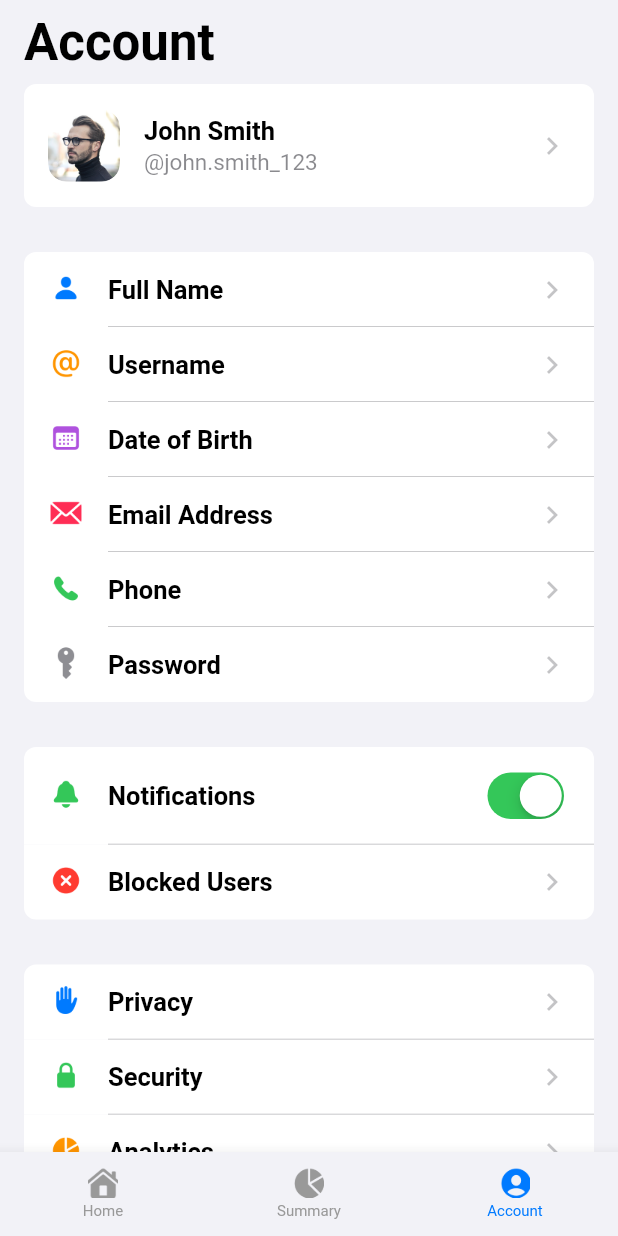
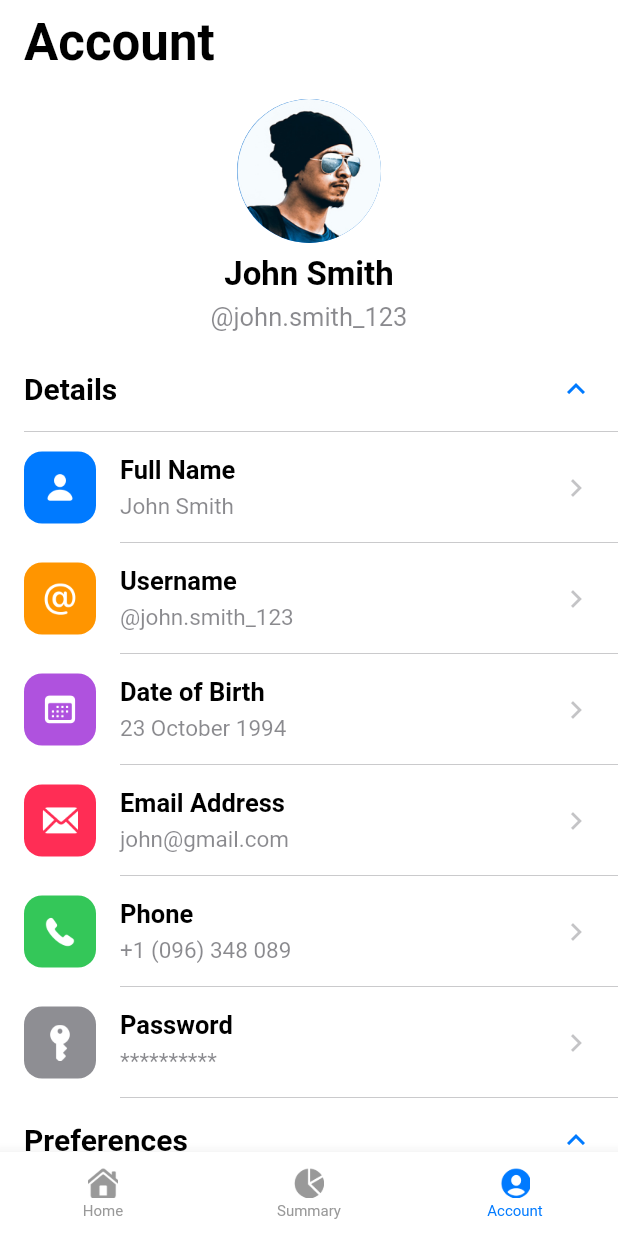
Before and after one commit to Manuelkpatsu/account_app, a Flutter app: the screen it shows after launch, item 3 of the bottom bar chosen, on a phone screen of 412 x 824 dp. Run offline on Flutter 3.47's test engine with Material 2 defaults, Android fonts, the phone set to English and light mode, and no system bars; Roboto replaces fonts that are missing (SFPro).

Commit message:
Add fourth account screen

```diff
--- /dev/null
+++ b/lib/screen/account_four/account_four_screen.dart
@@ -0,0 +1,190 @@
+import 'package:account_app/screen/widget/account_app_bar.dart';
+import 'package:account_app/screen/widget/account_full_name.dart';
+import 'package:account_app/screen/widget/account_username.dart';
+import 'package:account_app/screen/widget/chevron_right_icon.dart';
+import 'package:account_app/screen/widget/menu_divider.dart';
+import 'package:account_app/screen/widget/menu_tile.dart';
+import 'package:account_app/screen/widget/menu_title.dart';
+import 'package:account_app/screen/widget/account_picture.dart';
+import 'package:account_app/theme/custom_color.dart';
+import 'package:flutter/cupertino.dart';
+import 'package:flutter/material.dart';
+
+class AccountFourScreen extends StatelessWidget {
+  const AccountFourScreen({super.key});
+
+  @override
+  Widget build(BuildContext context) {
+    return Scaffold(
+      appBar: AccountAppBar(),
+      body: SingleChildScrollView(
+        child: Column(
+          crossAxisAlignment: CrossAxisAlignment.start,
+          children: [
+            const SizedBox(height: 10),
+            const AccountPicture(picture: 'assets/profiles/four.png'),
+            const SizedBox(height: 8),
+            const AccountFullName(fullName: 'John Smith'),
+            const SizedBox(height: 5),
+            const AccountUsername(username: '@john.smith_123'),
+            const SizedBox(height: 10),
+            ExpansionTile(
+              initiallyExpanded: true,
+              iconColor: CustomColor.blueAccent,
+              collapsedIconColor: CustomColor.separatorColor.withOpacity(0.3),
+              shape: const Border(),
+              title: const MenuTitle(title: 'Details', padding: EdgeInsets.zero),
+              children: [
+                const SizedBox(height: 1),
+                const MenuDivider(padding: EdgeInsets.only(left: 16)),
+                MenuTile(
+                  title: 'Full Name',
+                  subTitle: 'John Smith',
+                  borderRadius: BorderRadius.zero,
+                  image: 'assets/menu_items/full_name_white.png',
+                  imageColor: CustomColor.blueAccent,
+                  onTap: () {},
+                  widget: const ChevronRightIcon(),
+                ),
+                const MenuDivider(),
+                MenuTile(
+                  title: 'Username',
+                  subTitle: '@john.smith_123',
+                  borderRadius: BorderRadius.zero,
+                  image: 'assets/menu_items/username_white.png',
+                  imageColor: CustomColor.orangeAccent,
+                  onTap: () {},
+                  widget: const ChevronRightIcon(),
+                ),
+                const MenuDivider(),
+                MenuTile(
+                  title: 'Date of Birth',
+                  subTitle: '23 October 1994',
+                  borderRadius: BorderRadius.zero,
+                  image: 'assets/menu_items/dob_white.png',
+                  imageColor: CustomColor.purpleAccent,
+                  onTap: () {},
+                  widget: const ChevronRightIcon(),
+                ),
+                const MenuDivider(),
+                MenuTile(
+                  title: 'Email Address',
+                  subTitle: 'john@gmail.com',
+                  borderRadius: BorderRadius.zero,
+                  image: 'assets/menu_items/email_white.png',
+                  imageColor: CustomColor.pinkAccent,
+                  onTap: () {},
+                  widget: const ChevronRightIcon(),
+                ),
+                const MenuDivider(),
+                MenuTile(
+                  title: 'Phone',
+                  subTitle: '+1 (096) 348 089',
+                  borderRadius: BorderRadius.zero,
+                  image: 'assets/menu_items/phone_white.png',
+                  imageColor: CustomColor.greenAccent,
+                  onTap: () {},
+                  widget: const ChevronRightIcon(),
+                ),
+                const MenuDivider(),
+                MenuTile(
+                  title: 'Password',
+                  subTitle: '**********',
+                  borderRadius: BorderRadius.zero,
+                  image: 'assets/menu_items/password_white.png',
+                  imageColor: CustomColor.grayAccent,
+                  onTap: () {},
+                  widget: const ChevronRightIcon(),
+                ),
+                const MenuDivider(),
+              ],
+            ),
+            ExpansionTile(
+              initiallyExpanded: true,
+              iconColor: CustomColor.blueAccent,
+              collapsedIconColor: CustomColor.separatorColor.withOpacity(0.3),
+              shape: const Border(),
+              title: const MenuTitle(title: 'Preferences', padding: EdgeInsets.zero),
+              children: [
+                const SizedBox(height: 1),
+                const MenuDivider(padding: EdgeInsets.only(left: 16)),
+                MenuTile(
+                  title: 'Notifications',
+                  subTitle: 'Enabled',
+                  borderRadius: BorderRadius.zero,
+                  image: 'assets/menu_items/bell_white.png',
+                  imageColor: CustomColor.greenAccent,
+                  onTap: null,
+                  widget: CupertinoSwitch(
+                    activeColor: CustomColor.greenAccent,
+                    value: true,
+                    onChanged: (value) {},
+                  ),
+                ),
+                const MenuDivider(),
+                MenuTile(
+                  title: 'Blocked Users',
+                  subTitle: 'No users',
+                  borderRadius: BorderRadius.zero,
+                  image: 'assets/menu_items/close_white.png',
+                  imageColor: CustomColor.redAccent,
+                  onTap: () {},
+                  widget: const ChevronRightIcon(),
+                ),
+                const MenuDivider(),
+              ],
+            ),
+            ExpansionTile(
+              initiallyExpanded: true,
+              iconColor: CustomColor.blueAccent,
+              collapsedIconColor: CustomColor.separatorColor.withOpacity(0.3),
+              shape: const Border(),
+              title: const MenuTitle(title: 'Other', padding: EdgeInsets.zero),
+              children: [
+                const SizedBox(height: 1),
+                const MenuDivider(padding: EdgeInsets.only(left: 16)),
+                MenuTile(
+                  title: 'Privacy',
+                  borderRadius: BorderRadius.zero,
+                  image: 'assets/menu_items/privacy_white.png',
+                  imageColor: CustomColor.blueAccent,
+                  onTap: () {},
+                  widget: const ChevronRightIcon(),
+                ),
+                const MenuDivider(),
+                MenuTile(
+                  title: 'Security',
+                  borderRadius: BorderRadius.zero,
+                  image: 'assets/menu_items/lock_white.png',
+                  imageColor: CustomColor.greenAccent,
+                  onTap: () {},
+                  widget: const ChevronRightIcon(),
+                ),
+                const MenuDivider(),
+                MenuTile(
+                  title: 'Analytics',
+                  borderRadius: BorderRadius.zero,
+                  image: 'assets/menu_items/analytics_white.png',
+                  imageColor: CustomColor.orangeAccent,
+                  onTap: () {},
+                  widget: const ChevronRightIcon(),
+                ),
+                const MenuDivider(),
+                MenuTile(
+                  title: 'Log Out',
+                  borderRadius: BorderRadius.zero,
+                  image: 'assets/menu_items/logout_white.png',
+                  imageColor: CustomColor.redAccent,
+                  onTap: () {},
+                  widget: const ChevronRightIcon(),
+                ),
+                const MenuDivider(),
+              ],
+            ),
+            const SizedBox(height: 30),
+          ],
+        ),
+      ),
+    );
+  }
+}
--- a/lib/screen/app.dart
+++ b/lib/screen/app.dart
@@ -1,7 +1,7 @@
 import 'package:account_app/theme/custom_color.dart';
 import 'package:flutter/material.dart';
 
-import 'account_three/account_three_screen.dart';
+import 'account_four/account_four_screen.dart';
 import 'home/home_screen.dart';
 import 'summary/summary_screen.dart';
 
@@ -17,7 +17,7 @@ class _AppState extends State<App> {
   final List<Widget> _screens = [
     const HomeScreen(),
     const SummaryScreen(),
-    const AccountThreeScreen(),
+    const AccountFourScreen(),
   ];
   final List<BottomNavigationBarItem> _navBarItems = [
     BottomNavigationBarItem(
@@ -74,7 +74,7 @@ class _AppState extends State<App> {
       bottomNavigationBar: BottomNavigationBar(
         unselectedItemColor: CustomColor.unselectedNavItemColor,
         selectedItemColor: CustomColor.blueAccent,
-        backgroundColor: CustomColor.backgroundColor,
+        backgroundColor: Colors.white,
         type: BottomNavigationBarType.fixed,
         currentIndex: _currentPage,
         onTap: (index) {
--- /dev/null
+++ b/lib/screen/widget/account_full_name.dart
@@ -0,0 +1,24 @@
+import 'package:account_app/theme/custom_color.dart';
+import 'package:flutter/material.dart';
+
+class AccountFullName extends StatelessWidget {
+  final String fullName;
+
+  const AccountFullName({super.key, required this.fullName});
+
+  @override
+  Widget build(BuildContext context) {
+    return Align(
+      alignment: Alignment.center,
+      child: Text(
+        fullName,
+        textAlign: TextAlign.center,
+        style: const TextStyle(
+          color: CustomColor.titleColor,
+          fontSize: 22,
+          fontWeight: FontWeight.bold,
+        ),
+      ),
+    );
+  }
+}
--- /dev/null
+++ b/lib/screen/widget/account_picture.dart
@@ -0,0 +1,18 @@
+import 'package:flutter/material.dart';
+
+class AccountPicture extends StatelessWidget {
+  final String picture;
+
+  const AccountPicture({super.key, required this.picture});
+
+  @override
+  Widget build(BuildContext context) {
+    return Align(
+      alignment: Alignment.center,
+      child: CircleAvatar(
+        radius: 48,
+        backgroundImage: AssetImage(picture),
+      ),
+    );
+  }
+}
--- /dev/null
+++ b/lib/screen/widget/account_username.dart
@@ -0,0 +1,23 @@
+import 'package:account_app/theme/custom_color.dart';
+import 'package:flutter/material.dart';
+
+class AccountUsername extends StatelessWidget {
+  final String username;
+
+  const AccountUsername({super.key, required this.username});
+
+  @override
+  Widget build(BuildContext context) {
+    return Align(
+      alignment: Alignment.center,
+      child: Text(
+        username,
+        textAlign: TextAlign.center,
+        style: TextStyle(
+          color: CustomColor.separatorColor.withOpacity(0.6),
+          fontSize: 17,
+        ),
+      ),
+    );
+  }
+}
--- a/lib/theme/custom_theme.dart
+++ b/lib/theme/custom_theme.dart
@@ -6,12 +6,12 @@ import 'custom_color.dart';
 class CustomTheme {
   static ThemeData get theme {
     return ThemeData(
-        scaffoldBackgroundColor: CustomColor.backgroundColor,
+        scaffoldBackgroundColor: Colors.white,
         primaryColor: CustomColor.blueAccent,
         canvasColor: Colors.transparent,
         appBarTheme: const AppBarTheme(
           elevation: 0,
-          backgroundColor: CustomColor.backgroundColor,
+          backgroundColor: Colors.white,
           foregroundColor: CustomColor.titleColor,
           iconTheme: IconThemeData(color: Colors.black),
           titleTextStyle: TextStyle(
```
